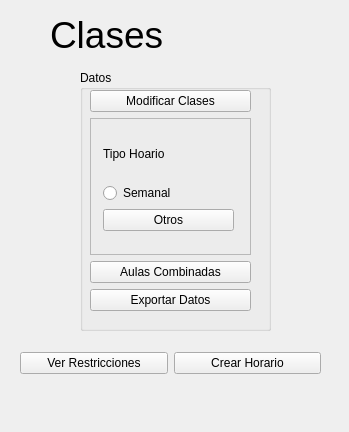
Above: Aplicacion/interfaces/Ui/classes.ui from nestorgranado/URJC-TFG-Aplicacion-para-la-gestion-de-horarios-y-examenes-en-la-universidad before the change. Below: the same form after it.
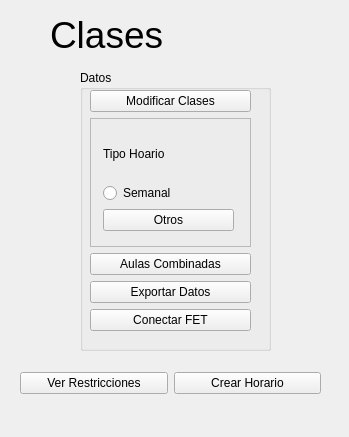
That is the form after the change.

Diff of the .ui file:
```diff
--- a/Aplicacion/interfaces/Ui/classes.ui
+++ b/Aplicacion/interfaces/Ui/classes.ui
@@ -7,7 +7,7 @@
     <x>0</x>
     <y>0</y>
     <width>349</width>
-    <height>432</height>
+    <height>437</height>
    </rect>
   </property>
   <property name="windowTitle">
@@ -37,7 +37,7 @@
      <x>80</x>
      <y>70</y>
      <width>191</width>
-     <height>261</height>
+     <height>281</height>
     </rect>
    </property>
    <property name="title">
@@ -49,7 +49,7 @@
       <x>10</x>
       <y>20</y>
       <width>161</width>
-      <height>221</height>
+      <height>241</height>
      </rect>
     </property>
     <layout class="QVBoxLayout" name="verticalLayout_2">
@@ -117,6 +117,13 @@
        </property>
       </widget>
      </item>
+     <item>
+      <widget class="QPushButton" name="fet">
+       <property name="text">
+        <string>Conectar FET</string>
+       </property>
+      </widget>
+     </item>
     </layout>
    </widget>
   </widget>
@@ -124,7 +131,7 @@
    <property name="geometry">
     <rect>
      <x>20</x>
-     <y>350</y>
+     <y>370</y>
      <width>301</width>
      <height>26</height>
     </rect>
```
